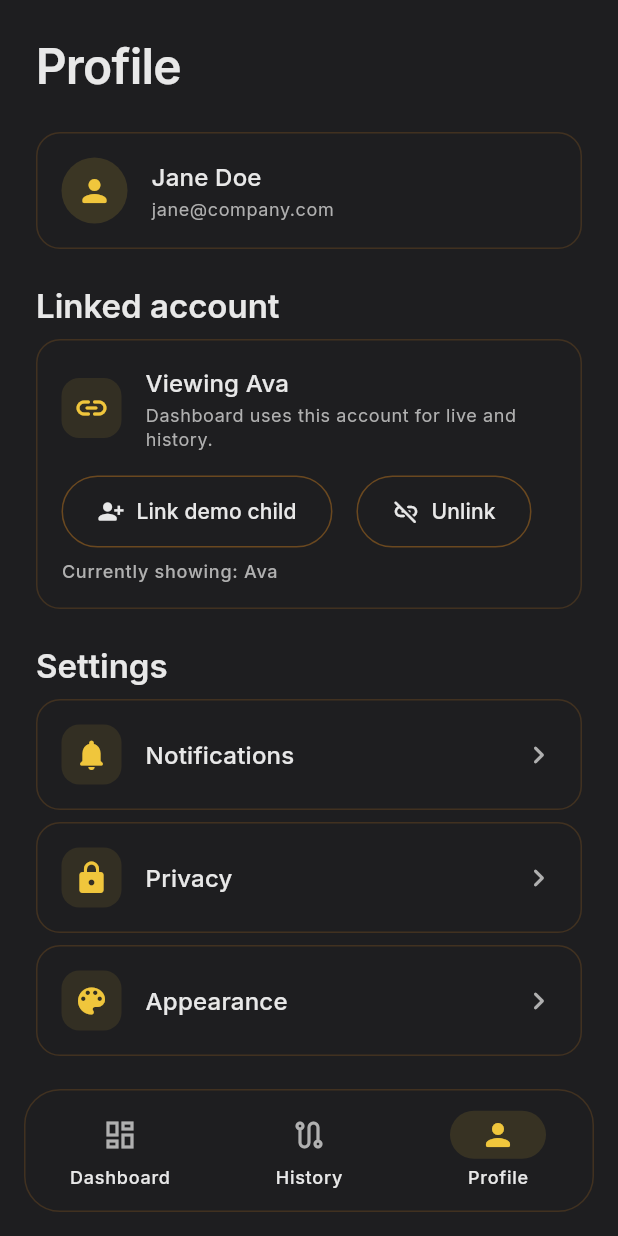
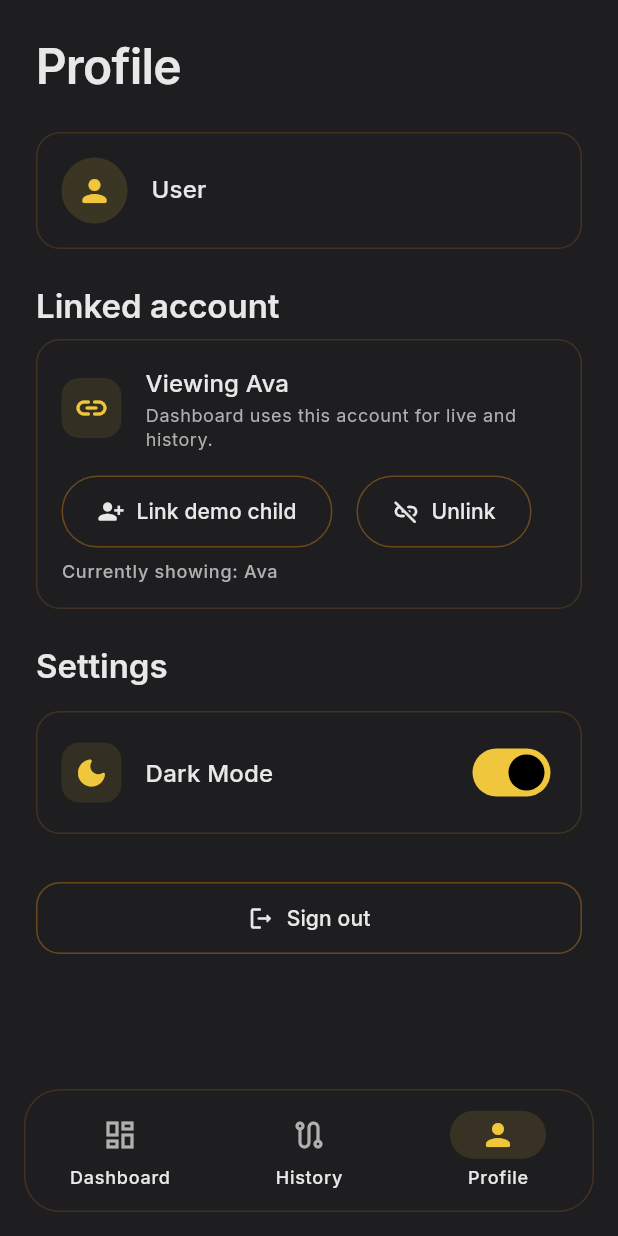
Before and after one commit to karthikvvk/GPSTrackerBackend, a Flutter app: the ProfilePage screen opened by its route, after a tap on "Link demo child", on a phone screen of 412 x 824 dp. Run offline on Flutter 3.47's test engine with Material 3 defaults, Android fonts, the phone set to English and light mode, and no system bars; our stand-ins replace firebase_auth, firebase_core, flutter_local_notifications, flutter_map, geolocator, go_router and 5 more; missing offline and left inert: flutter_background_service; accounts and stored records are empty.

Commit message:
theme switch

```diff
--- a/lib/main.dart
+++ b/lib/main.dart
@@ -1,6 +1,7 @@
 import 'package:flutter/material.dart';
 import 'package:gpstracking/nav.dart';
 import 'package:gpstracking/services/background_service.dart';
+import 'package:gpstracking/state/app_session.dart';
 import 'package:gpstracking/theme.dart';
 import 'package:provider/provider.dart';
 
@@ -29,13 +30,17 @@ class MyApp extends StatelessWidget {
   Widget build(BuildContext context) {
     return ChangeNotifierProvider.value(
       value: AppRouter.session,
-      child: MaterialApp.router(
-        title: 'GPS Tracker',
-        debugShowCheckedModeBanner: false,
-        theme: lightTheme,
-        darkTheme: darkTheme,
-        themeMode: ThemeMode.dark,
-        routerConfig: AppRouter.router,
+      child: Consumer<AppSession>(
+        builder: (context, session, _) {
+          return MaterialApp.router(
+            title: 'GPS Tracker',
+            debugShowCheckedModeBanner: false,
+            theme: lightTheme,
+            darkTheme: darkTheme,
+            themeMode: session.themeMode,
+            routerConfig: AppRouter.router,
+          );
+        },
       ),
     );
   }
--- a/lib/pages/profile/profile_page.dart
+++ b/lib/pages/profile/profile_page.dart
@@ -19,7 +19,9 @@ class ProfilePage extends StatelessWidget {
       child: ListView(
         padding: AppSpacing.paddingLg,
         children: [
-          Text('Profile', style: context.textStyles.headlineLarge?.copyWith(color: scheme.onSurface)),
+          Text('Profile',
+              style: context.textStyles.headlineLarge
+                  ?.copyWith(color: scheme.onSurface)),
           const SizedBox(height: AppSpacing.lg),
           Container(
             padding: AppSpacing.paddingMd,
@@ -40,18 +42,24 @@ class ProfilePage extends StatelessWidget {
                   child: Column(
                     crossAxisAlignment: CrossAxisAlignment.start,
                     children: [
-                      Text('Jane Doe', style: context.textStyles.titleMedium?.copyWith(color: scheme.onSurface)),
+                      Text(session.displayName ?? 'User',
+                          style: context.textStyles.titleMedium
+                              ?.copyWith(color: scheme.onSurface)),
                       const SizedBox(height: 2),
-                      Text('jane@company.com', style: context.textStyles.bodySmall?.copyWith(color: scheme.onSurfaceVariant)),
+                      if (session.email != null)
+                        Text(session.email!,
+                            style: context.textStyles.bodySmall
+                                ?.copyWith(color: scheme.onSurfaceVariant)),
                     ],
                   ),
                 ),
               ],
             ),
           ),
-
           const SizedBox(height: AppSpacing.lg),
-          Text('Linked account', style: context.textStyles.titleLarge?.copyWith(color: scheme.onSurface)),
+          Text('Linked account',
+              style: context.textStyles.titleLarge
+                  ?.copyWith(color: scheme.onSurface)),
           const SizedBox(height: AppSpacing.sm),
           Container(
             padding: AppSpacing.paddingMd,
@@ -80,13 +88,17 @@ class ProfilePage extends StatelessWidget {
                         crossAxisAlignment: CrossAxisAlignment.start,
                         children: [
                           Text(
-                            session.hasLinkedChild ? 'Viewing ${session.linkedChildName}' : 'Viewing You',
-                            style: context.textStyles.titleMedium?.copyWith(color: scheme.onSurface),
+                            session.hasLinkedChild
+                                ? 'Viewing ${session.linkedChildName}'
+                                : 'Viewing You',
+                            style: context.textStyles.titleMedium
+                                ?.copyWith(color: scheme.onSurface),
                           ),
                           const SizedBox(height: 2),
                           Text(
                             'Dashboard uses this account for live and history.',
-                            style: context.textStyles.bodySmall?.copyWith(color: scheme.onSurfaceVariant),
+                            style: context.textStyles.bodySmall
+                                ?.copyWith(color: scheme.onSurfaceVariant),
                           ),
                         ],
                       ),
@@ -101,32 +113,66 @@ class ProfilePage extends StatelessWidget {
                     SubtleOutlineButton(
                       label: 'Link demo child',
                       icon: Icons.person_add_alt_1_rounded,
-                      onPressed: session.hasLinkedChild ? null : () => context.read<AppSession>().linkChild(childName: 'Ava'),
+                      onPressed: session.hasLinkedChild
+                          ? null
+                          : () => context
+                              .read<AppSession>()
+                              .linkChild(childName: 'Ava'),
                     ),
                     SubtleOutlineButton(
                       label: 'Unlink',
                       icon: Icons.link_off_rounded,
-                      onPressed: session.hasLinkedChild ? () => context.read<AppSession>().unlinkChild() : null,
+                      onPressed: session.hasLinkedChild
+                          ? () => context.read<AppSession>().unlinkChild()
+                          : null,
                     ),
                   ],
                 ),
                 const SizedBox(height: AppSpacing.sm),
                 Text(
                   'Currently showing: $subjectName',
-                  style: context.textStyles.labelMedium?.copyWith(color: scheme.onSurfaceVariant),
+                  style: context.textStyles.labelMedium
+                      ?.copyWith(color: scheme.onSurfaceVariant),
                 ),
               ],
             ),
           ),
-
           const SizedBox(height: AppSpacing.lg),
-          Text('Settings', style: context.textStyles.titleLarge?.copyWith(color: scheme.onSurface)),
+          Text('Settings',
+              style: context.textStyles.titleLarge
+                  ?.copyWith(color: scheme.onSurface)),
           const SizedBox(height: AppSpacing.sm),
-          _SettingsTile(title: 'Notifications', icon: Icons.notifications_rounded, onTap: () {}),
           const SizedBox(height: AppSpacing.sm),
-          _SettingsTile(title: 'Privacy', icon: Icons.lock_rounded, onTap: () {}),
-          const SizedBox(height: AppSpacing.sm),
-          _SettingsTile(title: 'Appearance', icon: Icons.color_lens_rounded, onTap: () {}),
+          Container(
+            padding: AppSpacing.paddingMd,
+            decoration: BoxDecoration(
+              color: scheme.surface,
+              borderRadius: BorderRadius.circular(AppRadius.lg),
+              border: Border.all(color: scheme.outline.withValues(alpha: 0.16)),
+            ),
+            child: Row(
+              children: [
+                Container(
+                  width: 40,
+                  height: 40,
+                  decoration: BoxDecoration(
+                    color: scheme.primary.withValues(alpha: 0.10),
+                    borderRadius: BorderRadius.circular(AppRadius.md),
+                  ),
+                  child: Icon(Icons.dark_mode_rounded, color: scheme.primary),
+                ),
+                const SizedBox(width: AppSpacing.md),
+                Expanded(
+                    child: Text('Dark Mode',
+                        style: context.textStyles.titleMedium
+                            ?.copyWith(color: scheme.onSurface))),
+                Switch(
+                  value: session.themeMode == ThemeMode.dark,
+                  onChanged: (_) => context.read<AppSession>().toggleTheme(),
+                ),
+              ],
+            ),
+          ),
           const SizedBox(height: AppSpacing.xl),
           OutlinedButton.icon(
             onPressed: () {
@@ -134,10 +180,13 @@ class ProfilePage extends StatelessWidget {
               context.go(AppRoutes.welcome);
             },
             icon: Icon(Icons.logout_rounded, color: scheme.onSurface),
-            label: Text('Sign out', style: context.textStyles.labelLarge?.copyWith(color: scheme.onSurface)),
+            label: Text('Sign out',
+                style: context.textStyles.labelLarge
+                    ?.copyWith(color: scheme.onSurface)),
             style: OutlinedButton.styleFrom(
               side: BorderSide(color: scheme.outline.withValues(alpha: 0.35)),
-              shape: RoundedRectangleBorder(borderRadius: BorderRadius.circular(AppRadius.lg)),
+              shape: RoundedRectangleBorder(
+                  borderRadius: BorderRadius.circular(AppRadius.lg)),
               padding: const EdgeInsets.symmetric(vertical: 14),
               splashFactory: NoSplash.splashFactory,
             ),
@@ -147,50 +196,3 @@ class ProfilePage extends StatelessWidget {
     );
   }
 }
-
-class _SettingsTile extends StatelessWidget {
-  const _SettingsTile({required this.title, required this.icon, required this.onTap});
-
-  final String title;
-  final IconData icon;
-  final VoidCallback onTap;
-
-  @override
-  Widget build(BuildContext context) {
-    final scheme = Theme.of(context).colorScheme;
-
-    return Material(
-      color: scheme.surface,
-      borderRadius: BorderRadius.circular(AppRadius.lg),
-      child: InkWell(
-        onTap: onTap,
-        splashColor: Colors.transparent,
-        highlightColor: Colors.transparent,
-        borderRadius: BorderRadius.circular(AppRadius.lg),
-        child: Container(
-          padding: AppSpacing.paddingMd,
-          decoration: BoxDecoration(
-            borderRadius: BorderRadius.circular(AppRadius.lg),
-            border: Border.all(color: scheme.outline.withValues(alpha: 0.16)),
-          ),
-          child: Row(
-            children: [
-              Container(
-                width: 40,
-                height: 40,
-                decoration: BoxDecoration(
-                  color: scheme.primary.withValues(alpha: 0.10),
-                  borderRadius: BorderRadius.circular(AppRadius.md),
-                ),
-                child: Icon(icon, color: scheme.primary),
-              ),
-              const SizedBox(width: AppSpacing.md),
-              Expanded(child: Text(title, style: context.textStyles.titleMedium?.copyWith(color: scheme.onSurface))),
-              Icon(Icons.chevron_right_rounded, color: scheme.onSurfaceVariant),
-            ],
-          ),
-        ),
-      ),
-    );
-  }
-}
--- a/lib/state/app_session.dart
+++ b/lib/state/app_session.dart
@@ -1,4 +1,5 @@
 import 'package:flutter/foundation.dart';
+import 'package:flutter/material.dart';
 import 'package:gpstracking/data/models.dart';
 import 'package:gpstracking/services/auth_service.dart';
 
@@ -72,8 +73,7 @@ class AppSession extends ChangeNotifier {
   String? get linkedChildName => _linkedChildName;
   bool get hasLinkedChild =>
       _linkedChildName != null && _linkedChildName!.trim().isNotEmpty;
-  String get subjectName =>
-      hasLinkedChild ? _linkedChildName!.trim() : 'You';
+  String get subjectName => hasLinkedChild ? _linkedChildName!.trim() : 'You';
 
   // =========================================================================
   // Constructor
@@ -135,7 +135,8 @@ class AppSession extends ChangeNotifier {
   }
 
   /// Sign up with email and password
-  Future<bool> signUpWithEmail(String email, String password, String displayName) async {
+  Future<bool> signUpWithEmail(
+      String email, String password, String displayName) async {
     try {
       final user = await _authService.register(
         email: email,
@@ -244,9 +245,8 @@ class AppSession extends ChangeNotifier {
   void removeLinkedChild(String odemoId) {
     _linkedChildren.removeWhere((c) => c.odemoId == odemoId);
     if (_selectedChildId == odemoId) {
-      _selectedChildId = _linkedChildren.isNotEmpty
-          ? _linkedChildren.first.odemoId
-          : null;
+      _selectedChildId =
+          _linkedChildren.isNotEmpty ? _linkedChildren.first.odemoId : null;
     }
     notifyListeners();
   }
@@ -281,4 +281,17 @@ class AppSession extends ChangeNotifier {
     _linkedChildName = null;
     notifyListeners();
   }
+  // =========================================================================
+  // Theme State
+  // =========================================================================
+
+  ThemeMode _themeMode = ThemeMode.dark;
+
+  ThemeMode get themeMode => _themeMode;
+
+  void toggleTheme() {
+    _themeMode =
+        _themeMode == ThemeMode.light ? ThemeMode.dark : ThemeMode.light;
+    notifyListeners();
+  }
 }
```
